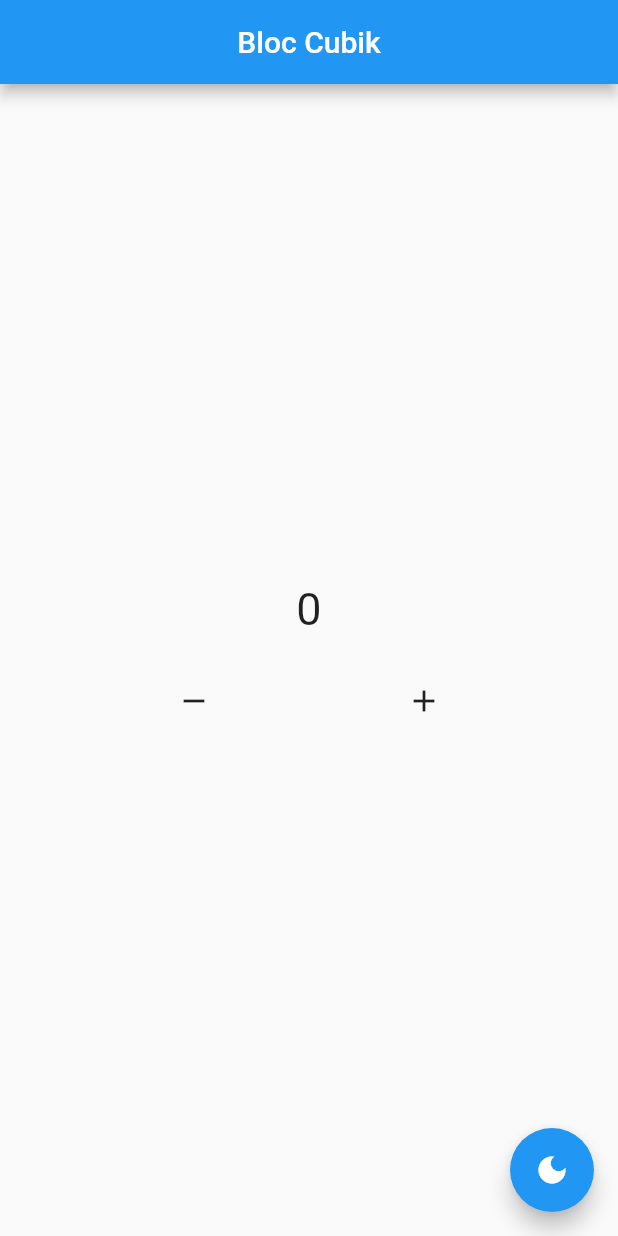
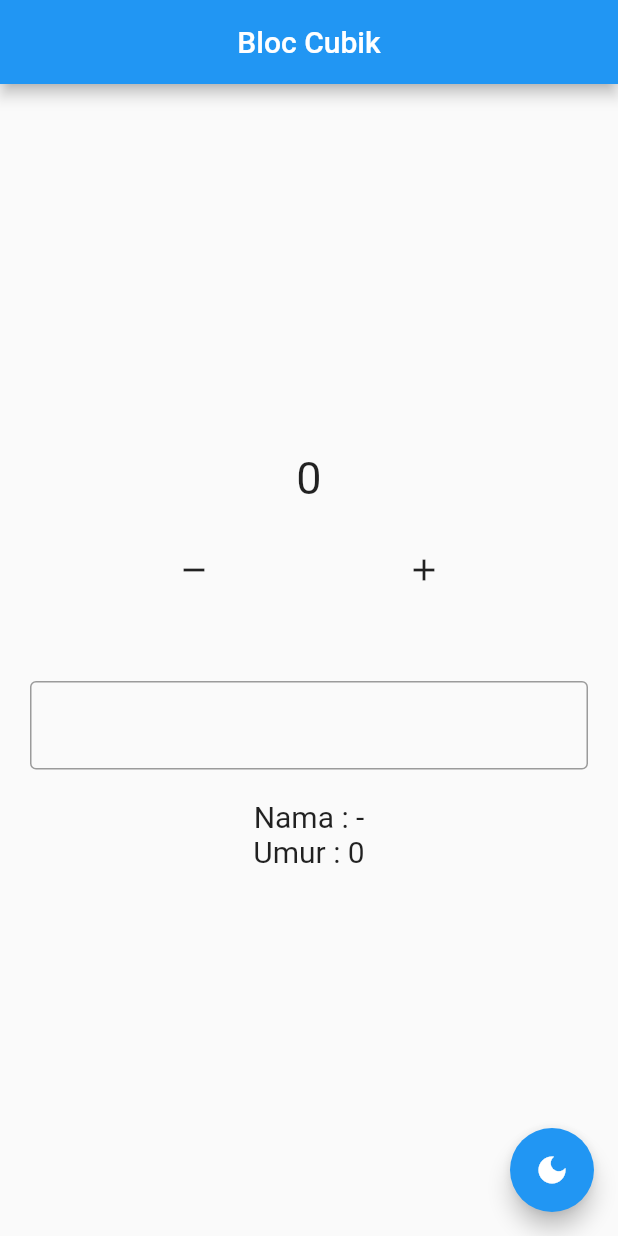
Before and after one commit to rahmattobi/stateManagementBloc, a Flutter app: the screen it shows after launch, on a phone screen of 412 x 824 dp. Run offline on Flutter 3.47's test engine with Material 2 defaults, Android fonts, the phone set to English and light mode, and no system bars; our stand-ins replace bloc, flutter_bloc.

Commit message:
BlocSelector

```diff
--- /dev/null
+++ b/lib/bloc/user.dart
@@ -0,0 +1,19 @@
+import 'package:bloc/bloc.dart';
+
+class UserBloc extends Cubit<Map<String, dynamic>> {
+  UserBloc() : super({"nama": "-", "umur": 0});
+
+  void changeName(String newName) {
+    emit({
+      "nama": newName,
+      "umur": state['umur'],
+    });
+  }
+
+  void changeAge(int umur) {
+    emit({
+      "nama": state['nama'],
+      "umur": umur,
+    });
+  }
+}
--- a/lib/main.dart
+++ b/lib/main.dart
@@ -1,5 +1,6 @@
 import 'package:belajar_bloc/bloc/counter.dart';
 import 'package:belajar_bloc/bloc/theme.dart';
+import 'package:belajar_bloc/bloc/user.dart';
 import 'package:belajar_bloc/pages/main_page.dart';
 import 'package:flutter/material.dart';
 import 'package:flutter_bloc/flutter_bloc.dart';
@@ -20,6 +21,9 @@ class MyApp extends StatelessWidget {
         BlocProvider(
           create: (context) => ThemeBloc(),
         ),
+        BlocProvider(
+          create: (context) => UserBloc(),
+        ),
       ],
       child: const MainPage(),
     );
--- a/lib/pages/home_page.dart
+++ b/lib/pages/home_page.dart
@@ -1,4 +1,5 @@
 import 'package:belajar_bloc/bloc/theme.dart';
+import 'package:belajar_bloc/bloc/user.dart';
 import 'package:flutter/material.dart';
 import 'package:flutter_bloc/flutter_bloc.dart';
 
@@ -11,6 +12,7 @@ class HomePage extends StatelessWidget {
   Widget build(BuildContext context) {
     Counter myCounter = context.read<Counter>();
     ThemeBloc myThemes = context.read<ThemeBloc>();
+    UserBloc myUser = context.read<UserBloc>();
 
     return Scaffold(
       appBar: AppBar(
@@ -77,16 +79,57 @@ class HomePage extends StatelessWidget {
                 icon: const Icon(Icons.remove),
                 onPressed: () {
                   myCounter.decrement();
+                  myUser.changeAge(myUser.state["umur"] - 1);
                 },
               ),
               IconButton(
                 icon: const Icon(Icons.add),
                 onPressed: () {
                   myCounter.increment();
+                  myUser.changeAge(myUser.state["umur"] + 1);
                 },
               ),
             ],
-          )
+          ),
+          const SizedBox(
+            height: 30,
+          ),
+
+          // Bloc Selector
+          // untuk membuild widget yg di perlukan saja tampa membuild smuanyaa untuk menghemat penggunaaan memori
+          Padding(
+            padding: const EdgeInsets.all(20.0),
+            child: TextField(
+              onChanged: (value) => myUser.changeName(value),
+              decoration: const InputDecoration(
+                border: OutlineInputBorder(),
+              ),
+            ),
+          ),
+          // dijadikan block selector karena hanya di reload ketika di pakai
+          BlocSelector<UserBloc, Map<String, dynamic>, String>(
+            selector: (state) => state['nama'],
+            builder: (context, state) {
+              print('tes');
+
+              return Text(
+                'Nama : $state',
+                style: const TextStyle(fontSize: 20),
+              );
+            },
+          ),
+
+          BlocSelector<UserBloc, Map<String, dynamic>, int>(
+            selector: (state) => state['umur'],
+            builder: (context, state) {
+              print('tes2');
+
+              return Text(
+                'Umur : $state',
+                style: const TextStyle(fontSize: 20),
+              );
+            },
+          ),
         ],
       ),
       floatingActionButton: FloatingActionButton(onPressed: () {
```
